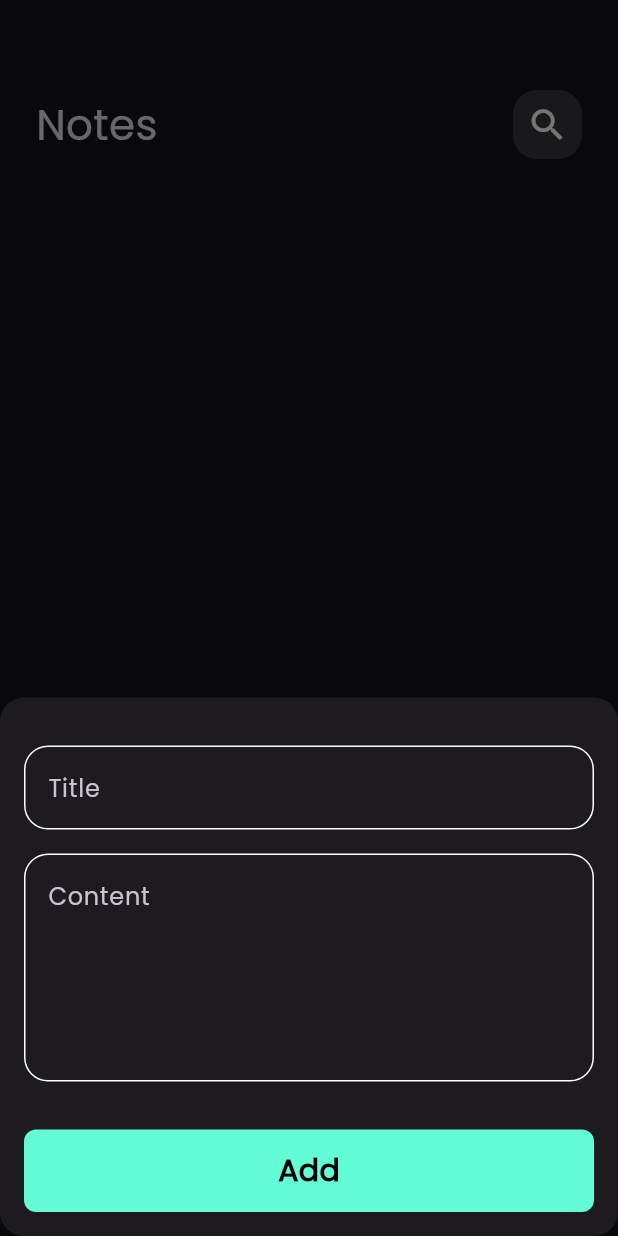
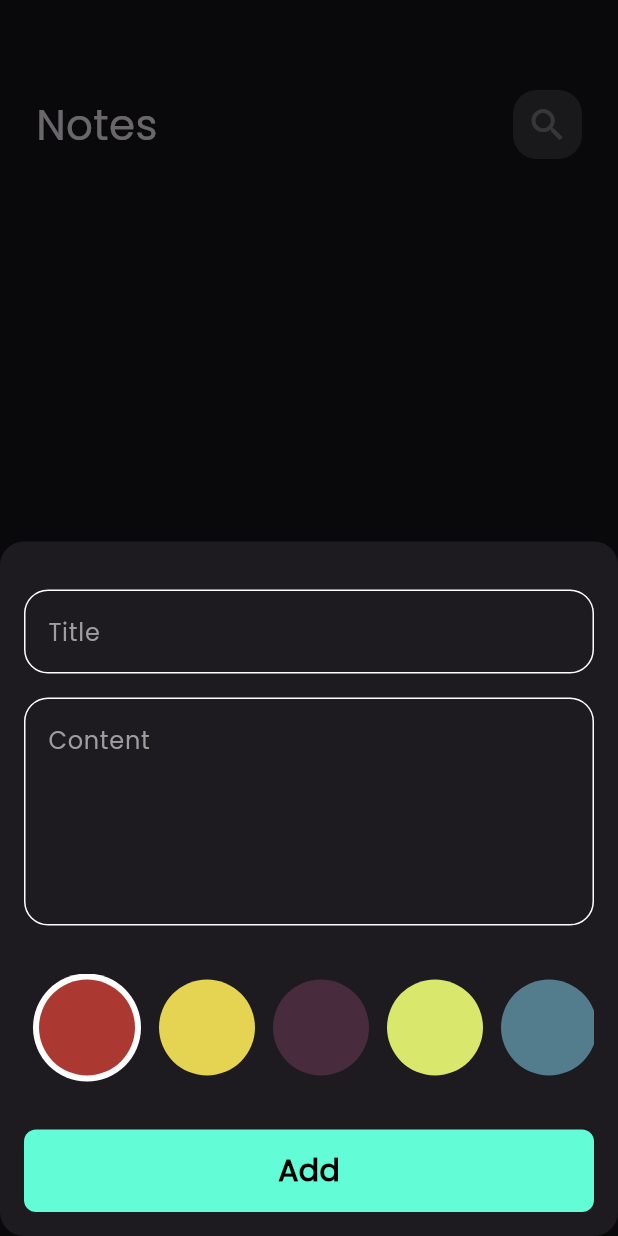
Before and after one commit to EngAhmad-Tayasna/Notes_App, a Flutter app: the screen it shows after launch, after a tap on the "add" icon, on a phone screen of 412 x 824 dp. Run offline on Flutter 3.47's test engine with Material 3 defaults, Android fonts, the phone set to English and light mode, and no system bars; our stand-ins replace bloc, flutter_bloc, hive, hive_flutter; accounts and stored records are empty.

Commit message:
finish notes app

```diff
--- a/lib/constants.dart
+++ b/lib/constants.dart
@@ -2,3 +2,10 @@ import 'package:flutter/material.dart';
 
 const kPrimaryColor = Color(0xff62FCD7);
 const kNotesBox = 'notes_box';
+List<Color> kColors = const [
+  Color(0xffAC3931),
+  Color(0xffE5D352),
+  Color(0xff482C3D),
+  Color(0xffD9E76C),
+  Color(0xff537D8D),
+];
--- a/lib/cubits/add_note_cubit/add_note_cubit.dart
+++ b/lib/cubits/add_note_cubit/add_note_cubit.dart
@@ -1,3 +1,5 @@
+import 'dart:ui';
+
 import 'package:bloc/bloc.dart';
 import 'package:hive_flutter/adapters.dart';
 import 'package:meta/meta.dart';
@@ -8,8 +10,9 @@ part 'add_note_state.dart';
 
 class AddNoteCubit extends Cubit<AddNoteState> {
   AddNoteCubit() : super(AddNoteInitial());
-
+  Color color = const Color(0xffAC3931);
   addNote(NoteModel note) async {
+    note.color = color.value;
     emit(AddNoteLoading());
     try {
       var notesBox = Hive.box<NoteModel>(kNotesBox);
--- a/lib/models/note_model.dart
+++ b/lib/models/note_model.dart
@@ -10,11 +10,11 @@ class NoteModel extends HiveObject {
       required this.color});
 
   @HiveField(0)
-  final String title;
+  String title;
   @HiveField(1)
-  final String subTitle;
+  String subTitle;
   @HiveField(2)
   final String date;
   @HiveField(3)
-  final int color;
+  int color;
 }
--- a/lib/views/widget/add_bottom_sheet.dart
+++ b/lib/views/widget/add_bottom_sheet.dart
@@ -29,7 +29,7 @@ class AddBottomSheet extends StatelessWidget {
               padding:  EdgeInsets.only(left: 16 , right: 16 ,
               bottom: MediaQuery.of(context).viewInsets.bottom
               ),
-              child: SingleChildScrollView(child: AddNoteForm()),
+              child: const SingleChildScrollView(child: AddNoteForm()),
             ),
           );
         },
--- a/lib/views/widget/add_note_form.dart
+++ b/lib/views/widget/add_note_form.dart
@@ -3,10 +3,13 @@ import 'package:flutter_bloc/flutter_bloc.dart';
 import 'package:intl/intl.dart';
 import 'package:notes_app/cubits/add_note_cubit/add_note_cubit.dart';
 import 'package:notes_app/models/note_model.dart';
+import 'package:notes_app/views/widget/colors_list_view.dart';
 import 'package:notes_app/views/widget/custom_button.dart';
 import 'package:notes_app/views/widget/custom_text_field.dart';
 
 class AddNoteForm extends StatefulWidget {
+  const AddNoteForm({super.key});
+
   @override
   State<AddNoteForm> createState() => _AddNoteFormState();
 }
@@ -45,6 +48,10 @@ class _AddNoteFormState extends State<AddNoteForm> {
           const SizedBox(
             height: 32,
           ),
+          const ListColorView(),
+          const SizedBox(
+            height: 32,
+          ),
           BlocBuilder<AddNoteCubit, AddNoteState>(
             builder: (context, state) {
               return CustomButton(
--- /dev/null
+++ b/lib/views/widget/colors_list_view.dart
@@ -0,0 +1,65 @@
+import 'package:flutter/material.dart';
+import 'package:flutter_bloc/flutter_bloc.dart';
+import 'package:notes_app/constants.dart';
+import 'package:notes_app/cubits/add_note_cubit/add_note_cubit.dart';
+
+class ColorItem extends StatelessWidget {
+  const ColorItem({super.key, required this.isActive, required this.color});
+  final bool isActive;
+  final Color color;
+
+  @override
+  Widget build(BuildContext context) {
+    return isActive
+        ? CircleAvatar(
+            radius: 36,
+            backgroundColor: Colors.white,
+            child: CircleAvatar(
+              backgroundColor: color,
+              radius: 32,
+            ),
+          )
+        : CircleAvatar(
+            backgroundColor: color,
+            radius: 32,
+          );
+  }
+}
+
+class ListColorView extends StatefulWidget {
+  const ListColorView({super.key});
+
+  @override
+  State<ListColorView> createState() => _ListColorViewState();
+}
+
+class _ListColorViewState extends State<ListColorView> {
+  int currentIndex = 0;
+
+  @override
+  Widget build(BuildContext context) {
+    return SizedBox(
+      height: 72,
+      child: ListView.builder(
+        itemCount: kColors.length,
+        scrollDirection: Axis.horizontal,
+        itemBuilder: (context, index) {
+          return Padding(
+            padding: const EdgeInsets.symmetric(horizontal: 6),
+            child: GestureDetector(
+              onTap: () {
+                currentIndex = index;
+                BlocProvider.of<AddNoteCubit>(context).color = kColors[index];
+                setState(() {});
+              },
+              child: ColorItem(
+                color: kColors[index],
+                isActive: currentIndex == index,
+              ),
+            ),
+          );
+        },
+      ),
+    );
+  }
+}
--- a/lib/views/widget/custom_app_bar.dart
+++ b/lib/views/widget/custom_app_bar.dart
@@ -2,9 +2,10 @@ import 'package:flutter/material.dart';
 import 'package:notes_app/views/widget/custom_search_icon.dart';
 
 class CustomAppBar extends StatelessWidget {
-  const CustomAppBar({super.key, required this.text, required this.icon});
+  const CustomAppBar({super.key, required this.text, required this.icon, this.onPressed});
   final String text;
   final IconData icon;
+  final Function()? onPressed;
   @override
   Widget build(BuildContext context) {
     return Row(
@@ -15,6 +16,7 @@ class CustomAppBar extends StatelessWidget {
         ),
         const Spacer(),
         CustomIcon(
+          onPressed: onPressed,
           icon: icon,
         ),
       ],
--- a/lib/views/widget/custom_search_icon.dart
+++ b/lib/views/widget/custom_search_icon.dart
@@ -1,8 +1,9 @@
 import 'package:flutter/material.dart';
 
 class CustomIcon extends StatelessWidget {
-  const CustomIcon({super.key, required this.icon});
+  const CustomIcon({super.key, required this.icon, this.onPressed});
   final IconData icon;
+  final void Function()? onPressed;
   @override
   Widget build(BuildContext context) {
     return Container(
@@ -12,10 +13,12 @@ class CustomIcon extends StatelessWidget {
         color: Colors.white.withOpacity(0.15),
         borderRadius: BorderRadius.circular(16),
       ),
-      child:  Icon(
-        icon,
-        size: 28,
-      ),
+      child: IconButton(
+          onPressed: onPressed,
+          icon: Icon(
+            icon,
+            size: 28,
+          )),
     );
   }
 }
--- a/lib/views/widget/custom_text_field.dart
+++ b/lib/views/widget/custom_text_field.dart
@@ -2,16 +2,23 @@ import 'package:flutter/material.dart';
 import 'package:notes_app/constants.dart';
 
 class CustomTextField extends StatelessWidget {
-  const CustomTextField({super.key, required this.hint, this.maxLines = 1, this.onSaved});
+  const CustomTextField(
+      {super.key,
+      required this.hint,
+      this.maxLines = 1,
+      this.onSaved,
+      this.onChanged});
 
   final String hint;
   final int maxLines;
-  final void Function(String?)? onSaved ;
+  final Function(String)? onChanged;
+  final void Function(String?)? onSaved;
   @override
   Widget build(BuildContext context) {
     return TextFormField(
       onSaved: onSaved,
-      validator: (value ) {
+      onChanged: onChanged,
+      validator: (value) {
         if (value?.isEmpty ?? true) {
           return 'Field is required';
         }
@@ -21,6 +28,7 @@ class CustomTextField extends StatelessWidget {
       maxLines: maxLines,
       decoration: InputDecoration(
           hintText: hint,
+          hintStyle: TextStyle(color: Colors.grey),
           border: buildBorder(),
           enabledBorder: buildBorder(),
           focusedBorder: buildBorder(kPrimaryColor)),
--- a/lib/views/widget/note_item.dart
+++ b/lib/views/widget/note_item.dart
@@ -12,7 +12,7 @@ class NoteItem extends StatelessWidget {
     return GestureDetector(
       onTap: () {
         Navigator.push(context,
-            MaterialPageRoute(builder: (context) => const EditNotesView()));
+            MaterialPageRoute(builder: (context) =>  EditNotesView(note: note,)));
       },
       child: Container(
         padding: const EdgeInsets.only(top: 24, bottom: 24, left: 16),
```
Also changed, not shown: lib/views/edit_notes_view.dart (+5 -4 lines), lib/views/widget/edit_color_notes_list.dart (added, +48 -0 lines), lib/views/widget/edit_notes_view_body.dart (+40 -9 lines).
